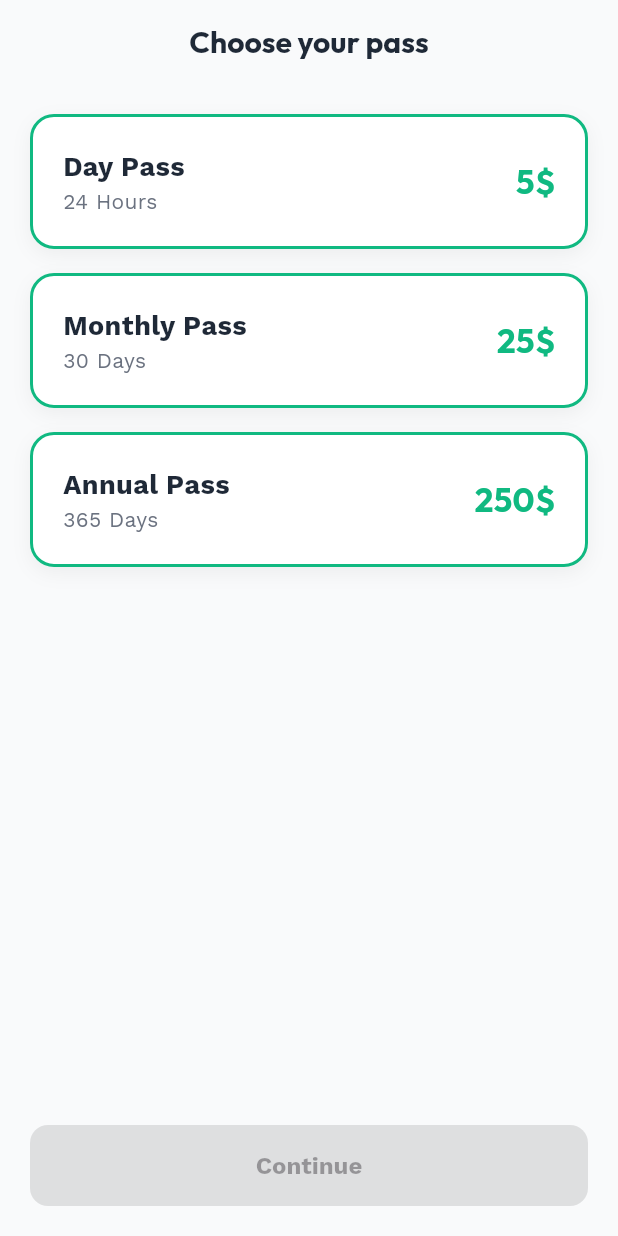
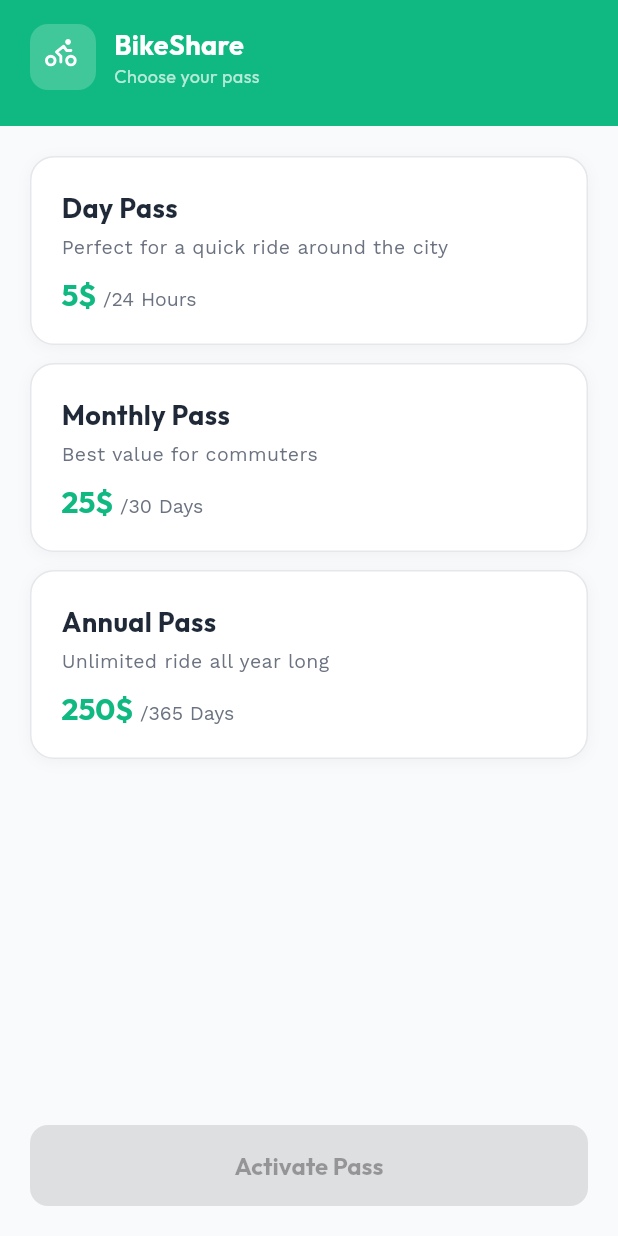
Before and after one commit to sonnevaly/CityBike, a Flutter app: the screen it shows after launch, on a phone screen of 412 x 824 dp. Run offline on Flutter 3.47's test engine with Material 3 defaults, Android fonts, the phone set to English and light mode, and no system bars; our stand-ins replace flutter_svg, google_maps_flutter; accounts and stored records are empty.

Commit message:
Update pass selection feature

```diff
--- a/lib/ui/screens/pass_selection/pass_screen.dart
+++ b/lib/ui/screens/pass_selection/pass_screen.dart
@@ -3,6 +3,7 @@ import 'package:citybike/ui/screens/pass_selection/view_model/pass_view_model.da
 import 'package:citybike/ui/states/pass_state.dart';
 import 'package:flutter/material.dart';
 import 'package:provider/provider.dart';
+import 'widgets/pass_header.dart';
 import 'widgets/pass_content.dart';
 
 class PassScreen extends StatelessWidget {
@@ -14,14 +15,20 @@ class PassScreen extends StatelessWidget {
     final passState = context.read<PassState>();
 
     return ChangeNotifierProvider(
-      create: (_) =>
-          PassViewModel(repository: repository, passState: passState),
+      create: (_) => PassViewModel(
+        repository: repository,
+        passState: passState,
+      ),
       child: Scaffold(
-        appBar: AppBar(
-          title: const Text("Choose your pass"),
-          centerTitle: true,
+        backgroundColor: const Color(0xFFF9FAFB),
+        body: const Column(
+          children: [
+            PassHeader(),        // green header
+            Expanded(
+              child: PassContent(), // pass list + buttons
+            ),
+          ],
         ),
-        body: const PassContent(),
       ),
     );
   }
--- /dev/null
+++ b/lib/ui/screens/pass_selection/widgets/pass_bottom_buttons.dart
@@ -0,0 +1,75 @@
+import 'package:citybike/ui/screens/pass_selection/view_model/pass_view_model.dart';
+import 'package:citybike/ui/theme/app_theme.dart';
+import 'package:flutter/material.dart';
+
+class PassBottomButtons extends StatelessWidget {
+  final PassViewModel vm;
+  final VoidCallback onActivate;
+
+  const PassBottomButtons({
+    super.key,
+    required this.vm,
+    required this.onActivate,
+  });
+
+  @override
+  Widget build(BuildContext context) {
+    // Has active pass → show Current Pass + Continue to Map
+    if (vm.passState.isPassActive) {
+      return Column(
+        children: [
+          // Disabled "Current Pass" button
+          SizedBox(
+            width: double.infinity,
+            child: ElevatedButton(
+              onPressed: null,
+              style: ElevatedButton.styleFrom(
+                disabledBackgroundColor: AppColors.primary.withOpacity(0.5),
+                disabledForegroundColor: Colors.white,
+                minimumSize: const Size(double.infinity, 54),
+                shape: RoundedRectangleBorder(
+                    borderRadius: BorderRadius.circular(12)),
+              ),
+              child: const Text('Current Pass',
+                  style: TextStyle(fontFamily: 'Outfit')),
+            ),
+          ),
+          const SizedBox(height: 10),
+
+          // "Continue to Map" button
+          SizedBox(
+            width: double.infinity,
+            child: OutlinedButton(
+              onPressed: () =>
+                  Navigator.pushReplacementNamed(context, '/map'),
+              style: OutlinedButton.styleFrom(
+                minimumSize: const Size(double.infinity, 54),
+                side: const BorderSide(color: AppColors.primary),
+                shape: RoundedRectangleBorder(
+                    borderRadius: BorderRadius.circular(12)),
+              ),
+              child: const Text(
+                'Continue to Map',
+                style: TextStyle(
+                  color: AppColors.primary,
+                  fontFamily: 'Outfit',
+                  fontWeight: FontWeight.bold,
+                ),
+              ),
+            ),
+          ),
+        ],
+      );
+    }
+
+    // No active pass → show "Activate Pass" button
+    return SizedBox(
+      width: double.infinity,
+      child: ElevatedButton(
+        onPressed: vm.selectedPlan == null ? null : onActivate,
+        child: const Text('Activate Pass',
+            style: TextStyle(fontFamily: 'Outfit')),
+      ),
+    );
+  }
+}
--- a/lib/ui/screens/pass_selection/widgets/pass_card.dart
+++ b/lib/ui/screens/pass_selection/widgets/pass_card.dart
@@ -1,6 +1,7 @@
 import 'package:citybike/model/pass/pass.dart';
 import 'package:citybike/ui/theme/app_theme.dart';
 import 'package:flutter/material.dart';
+import 'package:flutter_svg/flutter_svg.dart';
 
 class PassCard extends StatelessWidget {
   final Pass pass;
@@ -19,54 +20,132 @@ class PassCard extends StatelessWidget {
     return GestureDetector(
       onTap: onTap,
       child: Container(
-        margin: const EdgeInsets.only(bottom: 16),
+        margin: const EdgeInsets.only(bottom: 12),
         padding: const EdgeInsets.all(20),
         decoration: BoxDecoration(
-          // Logic: Selected = Green Background, Unselected = White
-          color: isSelected ? AppColors.primary : AppColors.white,
+          color: isSelected
+              ? AppColors.primary.withOpacity(0.06)
+              : AppColors.white,
           borderRadius: BorderRadius.circular(16),
-          border: Border.all(color: AppColors.primary, width: 2),
+          border: Border.all(
+            color: isSelected ? AppColors.primary : AppColors.lightGray,
+            width: isSelected ? 2 : 1,
+          ),
           boxShadow: [
             BoxShadow(
-              color: Colors.black.withOpacity(0.05),
-              blurRadius: 10,
-              offset: const Offset(0, 4),
+              color: Colors.black.withOpacity(0.04),
+              blurRadius: 8,
+              offset: const Offset(0, 2),
             ),
           ],
         ),
         child: Row(
-          mainAxisAlignment: MainAxisAlignment.spaceBetween,
           children: [
-            Column(
+            // Left content
+            Expanded(
+              child: Column(
                 crossAxisAlignment: CrossAxisAlignment.start,
                 children: [
                   Text(
                     pass.title,
-                  style: AppTextStyles.emphasizedBody.copyWith(
-                    color: isSelected ? Colors.white : AppColors.dark,
+                    style: TextStyle(
                       fontSize: 18,
+                      fontWeight: FontWeight.bold,
+                      fontFamily: 'Outfit',
+                      color: AppColors.dark,
                     ),
                   ),
+                  const SizedBox(height: 4),
                   Text(
-                  pass.duration,
-                  style: AppTextStyles.body.copyWith(
-                    color: isSelected
-                        ? Colors.white.withOpacity(0.8)
-                        : AppColors.gray,
+                    _description,
+                    style: TextStyle(
+                      fontSize: 13,
+                      fontFamily: 'Work Sans',
+                      color: AppColors.gray,
+                    ),
+                  ),
+                  const SizedBox(height: 10),
+                  RichText(
+                    text: TextSpan(
+                      children: [
+                        TextSpan(
+                          text: '${pass.price.toInt()}\$',
+                          style: TextStyle(
+                            fontSize: 20,
+                            fontWeight: FontWeight.bold,
+                            fontFamily: 'Outfit',
+                            color: AppColors.primary,
+                          ),
+                        ),
+                        TextSpan(
+                          text: ' /${pass.duration}',
+                          style: TextStyle(
+                            fontSize: 13,
+                            fontFamily: 'Work Sans',
+                            color: AppColors.gray,
                           ),
                         ),
                       ],
                     ),
-            Text(
-              "${pass.price.toInt()}\$",
-              style: AppTextStyles.heading.copyWith(
-                color: isSelected ? Colors.white : AppColors.primary,
-                fontSize: 22,
                   ),
+                ],
+              ),
+            ),
+
+            // Right — Active badge or checkmark
+            if (isSelected)
+              Column(
+                children: [
+                  Container(
+                    padding: const EdgeInsets.symmetric(
+                        horizontal: 10, vertical: 4),
+                    decoration: BoxDecoration(
+                      color: AppColors.primary,
+                      borderRadius: BorderRadius.circular(20),
+                    ),
+                    child: const Text(
+                      'Active',
+                      style: TextStyle(
+                        color: Colors.white,
+                        fontSize: 11,
+                        fontWeight: FontWeight.w600,
+                        fontFamily: 'Outfit',
+                      ),
+                    ),
+                  ),
+                  const SizedBox(height: 8),
+                  Container(
+                    width: 28,
+                    height: 28,
+                    decoration: BoxDecoration(
+                      color: AppColors.primary,
+                      shape: BoxShape.circle,
+                    ),
+                    child: Padding(
+                      padding: const EdgeInsets.all(6),
+                      child: SvgPicture.asset(
+                        'assets/icons/mdi_tick.svg',
+                        colorFilter: const ColorFilter.mode(
+                            Colors.white, BlendMode.srcIn),
+                      ),
+                    ),
+                  ),
+                ],
               ),
           ],
         ),
       ),
     );
   }
+
+  String get _description {
+    switch (pass.type) {
+      case PassType.day:
+        return 'Perfect for a quick ride around the city';
+      case PassType.monthly:
+        return 'Best value for commuters';
+      case PassType.annual:
+        return 'Unlimited ride all year long';
     }
+  }
+}
--- a/lib/ui/screens/pass_selection/widgets/pass_content.dart
+++ b/lib/ui/screens/pass_selection/widgets/pass_content.dart
@@ -1,8 +1,12 @@
 import 'package:citybike/ui/screens/pass_selection/view_model/pass_view_model.dart';
+import 'package:citybike/ui/theme/app_theme.dart';
 import 'package:citybike/ui/utils/async_value.dart';
 import 'package:flutter/material.dart';
 import 'package:provider/provider.dart';
+import 'active_pass_banner.dart';
+import 'warning_banner.dart';
 import 'pass_card.dart';
+import 'pass_bottom_buttons.dart';
 
 class PassContent extends StatelessWidget {
   const PassContent({super.key});
@@ -10,39 +14,41 @@ class PassContent extends StatelessWidget {
   @override
   Widget build(BuildContext context) {
     final vm = context.watch<PassViewModel>();
-    final asyncValue = vm.passPlans;
 
     return Padding(
       padding: const EdgeInsets.all(20.0),
       child: Column(
         children: [
           Expanded(
-            child: switch (asyncValue.state) {
+            child: switch (vm.passPlans.state) {
               AsyncValueState.loading => const Center(
-                child: CircularProgressIndicator(),
+                  child: CircularProgressIndicator(color: AppColors.primary),
                 ),
               AsyncValueState.error => const Center(
-                child: Text("Error loading passes"),
+                  child: Text('Error loading passes',
+                      style: TextStyle(fontFamily: 'Outfit')),
                 ),
-              AsyncValueState.success => ListView.builder(
-                itemCount: asyncValue.data!.length,
-                itemBuilder: (context, i) {
-                  final plan = asyncValue.data![i];
-                  return PassCard(
+              AsyncValueState.success => ListView(
+                  children: [
+                    if (vm.passState.isPassActive) ...[
+                      ActivePassBanner(passState: vm.passState),
+                      const SizedBox(height: 12),
+                      const WarningBanner(),
+                      const SizedBox(height: 16),
+                    ],
+                    ...vm.passPlans.data!.map((plan) => PassCard(
                           pass: plan,
                           isSelected: vm.selectedPlan == plan,
                           onTap: () => vm.selectPlan(plan),
-                  );
-                },
+                        )),
+                  ],
                 ),
             },
           ),
-
-          ElevatedButton(
-            onPressed: vm.selectedPlan == null
-                ? null
-                : () => _onActivate(context, vm),
-            child: const Text("Continue"),
+          const SizedBox(height: 12),
+          PassBottomButtons(
+            vm: vm,
+            onActivate: () => _onActivate(context, vm),
           ),
         ],
       ),
@@ -69,7 +75,7 @@ class PassContent extends StatelessWidget {
         content: Column(
           mainAxisSize: MainAxisSize.min,
           children: [
-            const Icon(Icons.check_circle, color: Color(0xFF2ECC71), size: 60),
+            const Icon(Icons.check_circle, color: AppColors.primary, size: 60),
             const SizedBox(height: 12),
             const Text(
               'Pass Activated!',
@@ -95,7 +101,7 @@ class PassContent extends StatelessWidget {
             },
             child: const Text(
               'Go to Map',
-              style: TextStyle(color: Color(0xFF2ECC71), fontFamily: 'Outfit'),
+              style: TextStyle(color: AppColors.primary, fontFamily: 'Outfit'),
             ),
           ),
         ],
--- /dev/null
+++ b/lib/ui/screens/pass_selection/widgets/pass_header.dart
@@ -0,0 +1,64 @@
+import 'package:citybike/ui/theme/app_theme.dart';
+import 'package:flutter/material.dart';
+import 'package:flutter_svg/flutter_svg.dart';
+
+class PassHeader extends StatelessWidget {
+  const PassHeader({super.key});
+
+  @override
+  Widget build(BuildContext context) {
+    return Container(
+      width: double.infinity,
+      padding: EdgeInsets.only(
+        top: MediaQuery.of(context).padding.top + 16,
+        left: 20,
+        right: 20,
+        bottom: 24,
+      ),
+      color: AppColors.primary,
+      child: Row(
+        children: [
+          Container(
+            width: 44,
+            height: 44,
+            decoration: BoxDecoration(
+              color: Colors.white.withOpacity(0.2),
+              borderRadius: BorderRadius.circular(12),
+            ),
+            child: Padding(
+              padding: const EdgeInsets.all(10),
+              child: SvgPicture.asset(
+                'assets/icons/bicycle.svg',
+                colorFilter:
+                    const ColorFilter.mode(Colors.white, BlendMode.srcIn),
+              ),
+            ),
+          ),
+          const SizedBox(width: 12),
+          const Column(
+            crossAxisAlignment: CrossAxisAlignment.start,
+            children: [
+              Text(
+                'BikeShare',
+                style: TextStyle(
+                  color: Colors.white,
+                  fontSize: 18,
+                  fontWeight: FontWeight.bold,
+                  fontFamily: 'Outfit',
+                ),
+              ),
+              Text(
+                'Choose your pass',
+                style: TextStyle(
+                  color: Colors.white70,
+                  fontSize: 12,
+                  fontFamily: 'Outfit',
+                ),
+              ),
+            ],
+          ),
+        ],
+      ),
+    );
+  }
+}
```
Also changed, not shown: lib/ui/screens/pass_selection/view_model/pass_view_model.dart (+27 -1 lines), lib/ui/screens/pass_selection/widgets/active_pass_banner.dart (added, +120 -0 lines), lib/ui/screens/pass_selection/widgets/warning_banner.dart (added, +40 -0 lines). Lines whose indentation alone changed are shown as unchanged.
